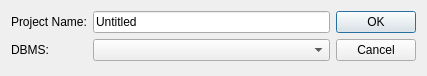
Qt form src/ui/newprojectdialog.ui (apavelm/qsqldesigner) before a commit.
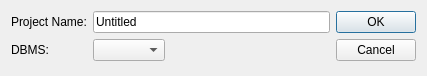
The same form after that commit.

```diff
--- a/src/ui/newprojectdialog.ui
+++ b/src/ui/newprojectdialog.ui
@@ -40,7 +40,14 @@
         </widget>
        </item>
        <item row="1" column="1">
-        <widget class="QComboBox" name="cbDBMS"/>
+        <widget class="QComboBox" name="cbDBMS">
+         <property name="sizePolicy">
+          <sizepolicy hsizetype="Maximum" vsizetype="Fixed">
+           <horstretch>0</horstretch>
+           <verstretch>0</verstretch>
+          </sizepolicy>
+         </property>
+        </widget>
        </item>
       </layout>
      </item>
```
